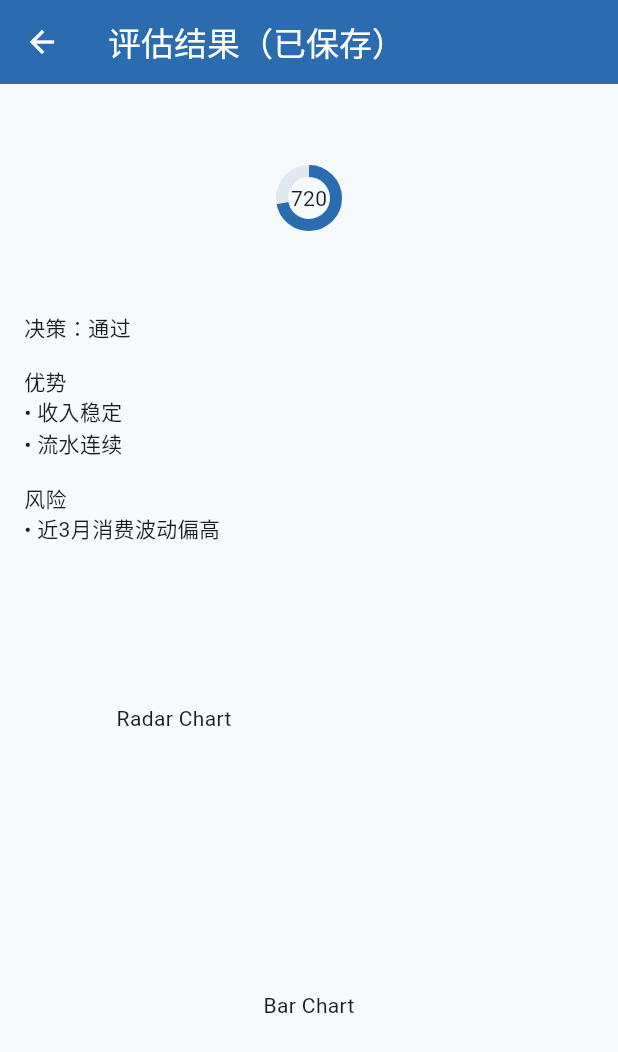
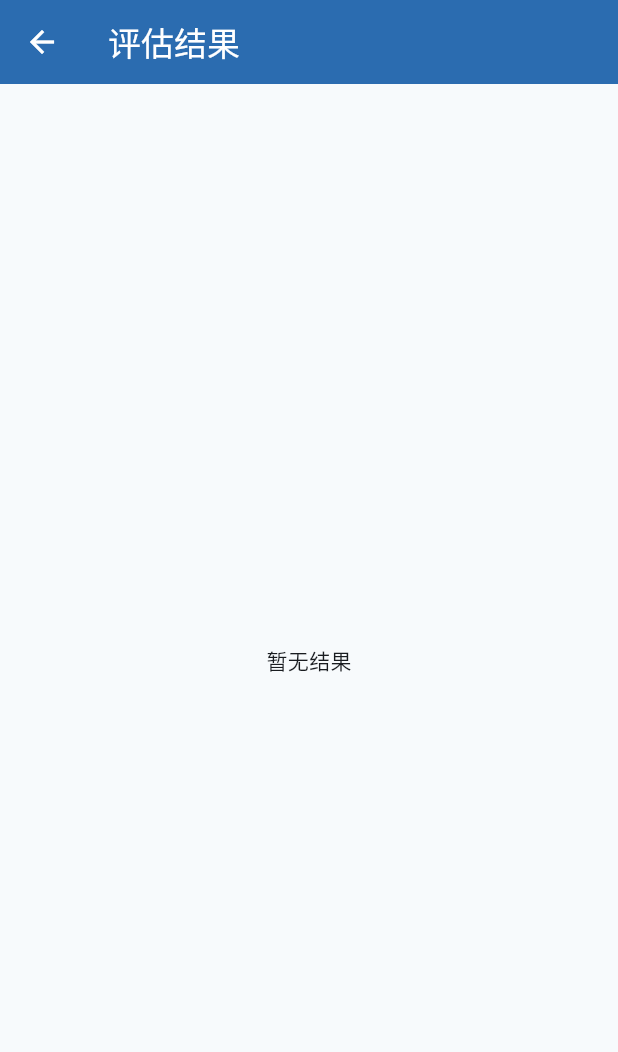
Before and after one commit to Dulpyanghaobo/RiskEyeMobileApp, a Flutter app: the ResultPage screen opened by its route, on a phone screen of 412 x 824 dp. Shown: the top 1052 px of the screen. Run offline on Flutter 3.47's test engine with Material 3 defaults, Android fonts, the phone set to English and light mode, and no system bars; our stand-ins replace dio, flutter_image_compress, fluttertoast, image_picker, shared_preferences; accounts and stored records are empty; Roboto replaces fonts that are missing (SF Pro).

Commit message:
feat: enhance result page with dynamic data

```diff
--- a/risk_eye_mobile_app/lib/features/history/history_page.dart
+++ b/risk_eye_mobile_app/lib/features/history/history_page.dart
@@ -5,6 +5,8 @@ import '../result/result_page.dart';
 
 class HistoryPage extends StatelessWidget {
   const HistoryPage({super.key});
+
+  static const String routeName = '/history';
 
   @override
   Widget build(BuildContext context) {
--- a/risk_eye_mobile_app/lib/features/result/result_page.dart
+++ b/risk_eye_mobile_app/lib/features/result/result_page.dart
@@ -1,37 +1,118 @@
 import 'package:flutter/material.dart';
 import '../../widgets/app_bar.dart';
 import '../../widgets/charts/donut.dart';
-import '../../widgets/charts/radar.dart';
-import '../../widgets/charts/bar.dart';
+import '../../services/analytics_service.dart';
+import '../../state/providers.dart';
+import '../history/history_page.dart';
 
-class ResultPage extends StatelessWidget {
+class ResultPage extends StatefulWidget {
   const ResultPage({super.key});
 
   static const String routeName = '/result';
 
   @override
+  State<ResultPage> createState() => _ResultPageState();
+}
+
+class _ResultPageState extends State<ResultPage> {
+  @override
+  void initState() {
+    super.initState();
+    AnalyticsService.logEvent('result_view');
+  }
+
+  @override
   Widget build(BuildContext context) {
+    final result = appState.lastResult;
+    final historyItem = appState.history.isNotEmpty ? appState.history.last : null;
+
+    if (result == null || historyItem == null) {
+      return const Scaffold(
+        appBar: RiskAppBar(title: '评估结果'),
+        body: Center(child: Text('暂无结果')),
+      );
+    }
+
+    Color decisionColor;
+    if (result.score >= 720) {
+      decisionColor = Colors.green;
+    } else if (result.score >= 600) {
+      decisionColor = Colors.orange;
+    } else {
+      decisionColor = Colors.red;
+    }
+
     return Scaffold(
-      appBar: const RiskAppBar(title: '评估结果（已保存）'),
+      appBar: const RiskAppBar(title: '评估结果'),
       body: SingleChildScrollView(
         padding: const EdgeInsets.all(16),
         child: Column(
           crossAxisAlignment: CrossAxisAlignment.start,
-          children: const [
-            Center(child: DonutScoreChart(score: 720)),
-            SizedBox(height: 16),
-            Text('决策：通过'),
-            SizedBox(height: 16),
-            Text('优势'),
-            Text('• 收入稳定'),
-            Text('• 流水连续'),
-            SizedBox(height: 16),
-            Text('风险'),
-            Text('• 近3月消费波动偏高'),
-            SizedBox(height: 16),
-            RadarChart(),
-            SizedBox(height: 16),
-            BarChart(),
+          children: [
+            Center(child: DonutScoreChart(score: result.score)),
+            const SizedBox(height: 16),
+            Text('决策：${result.decision}', style: TextStyle(color: decisionColor)),
+            Text('等级：${result.grade}'),
+            const SizedBox(height: 4),
+            Text('评估时间：${historyItem.createdAt}'),
+            Text('模型版本：${result.modelVersion}'),
+            const SizedBox(height: 16),
+            if (result.strengths.isNotEmpty) ...[
+              const Text('优势'),
+              for (final s in result.strengths.take(3)) Text('• $s'),
+              const SizedBox(height: 16),
+            ],
+            if (result.risks.isNotEmpty) ...[
+              const Text('风险'),
+              for (final r in result.risks.take(3)) Text('• $r'),
+              const SizedBox(height: 16),
+            ],
+            Row(
+              children: [
+                Expanded(
+                  child: ElevatedButton(
+                    onPressed: () {
+                      AnalyticsService.logEvent('export_click');
+                      ScaffoldMessenger.of(context).showSnackBar(
+                        const SnackBar(content: Text('已保存结果')),
+                      );
+                    },
+                    child: const Text('保存结果'),
+                  ),
+                ),
+                const SizedBox(width: 16),
+                Expanded(
+                  child: ElevatedButton(
+                    onPressed: () {
+                      AnalyticsService.logEvent('trend_click');
+                      Navigator.pushNamed(context, HistoryPage.routeName);
+                    },
+                    child: const Text('查看历史趋势'),
+                  ),
+                ),
+              ],
+            ),
+            if (result.decision == '人工审核') ...[
+              const SizedBox(height: 16),
+              ElevatedButton(
+                onPressed: () {
+                  AnalyticsService.logEvent('review_request');
+                  ScaffoldMessenger.of(context).showSnackBar(
+                    const SnackBar(content: Text('已提交人工审核')),
+                  );
+                },
+                child: const Text('提交人工审核'),
+              ),
+            ] else if (result.decision == '失败') ...[
+              const SizedBox(height: 16),
+              ElevatedButton(
+                onPressed: () {
+                  AnalyticsService.logEvent('result_retry');
+                  Navigator.pop(context);
+                },
+                child: const Text('重试'),
+              ),
+            ],
           ],
         ),
       ),
--- a/risk_eye_mobile_app/lib/router.dart
+++ b/risk_eye_mobile_app/lib/router.dart
@@ -3,6 +3,7 @@ import 'package:flutter/material.dart';
 import 'features/upload/upload_page.dart';
 import 'features/evaluating/evaluating_page.dart';
 import 'features/result/result_page.dart';
+import 'features/history/history_page.dart';
 
 /// Centralized app route generator.
 class AppRouter {
@@ -14,6 +15,8 @@ class AppRouter {
         return MaterialPageRoute(builder: (_) => const EvaluatingPage());
       case ResultPage.routeName:
         return MaterialPageRoute(builder: (_) => const ResultPage());
+      case HistoryPage.routeName:
+        return MaterialPageRoute(builder: (_) => const HistoryPage());
       default:
         return null;
     }
--- a/risk_eye_mobile_app/lib/state/app_state.dart
+++ b/risk_eye_mobile_app/lib/state/app_state.dart
@@ -17,6 +17,9 @@ class AppState extends ChangeNotifier {
   List<HistoryItem> _history = [];
   List<HistoryItem> get history => _history;
 
+  ScoreResult? _lastResult;
+  ScoreResult? get lastResult => _lastResult;
+
   Future<void> loadHistory() async {
     _history = await _storage.loadHistory();
     notifyListeners();
@@ -24,6 +27,7 @@ class AppState extends ChangeNotifier {
 
   Future<ScoreResult> startEvaluation() async {
     final result = await _engine.evaluate();
+    _lastResult = result;
     final item = HistoryItem(
       id: DateTime.now().millisecondsSinceEpoch.toString(),
       createdAt: DateTime.now(),
```
